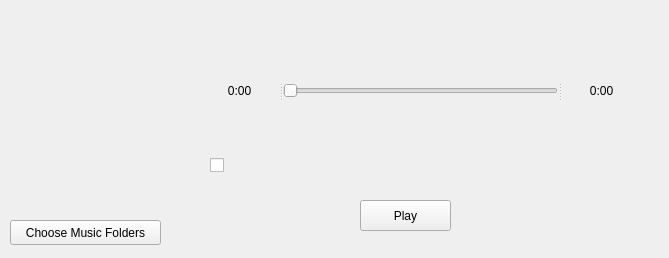
This is minipauzer.ui in linkthai/Pauzer as Qt 5 draws it before an edit. The edited form follows.
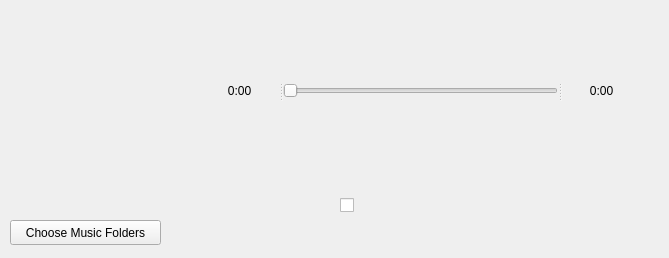
This is the edited form. Icons and pictures are not drawn. Custom widgets are drawn as their Qt base class.

Diff of the .ui file:
```diff
--- a/minipauzer.ui
+++ b/minipauzer.ui
@@ -13,19 +13,6 @@
   <property name="windowTitle">
    <string>MiniPauzer</string>
   </property>
-  <widget class="QPushButton" name="btn_Play">
-   <property name="geometry">
-    <rect>
-     <x>360</x>
-     <y>200</y>
-     <width>91</width>
-     <height>31</height>
-    </rect>
-   </property>
-   <property name="text">
-    <string>Play</string>
-   </property>
-  </widget>
   <widget class="QPushButton" name="btn_ChooseFolders">
    <property name="geometry">
     <rect>
@@ -39,15 +26,20 @@
     <string>Choose Music Folders</string>
    </property>
   </widget>
-  <widget class="QCheckBox" name="btn_play">
+  <widget class="QCheckBox" name="btn_Play">
    <property name="geometry">
     <rect>
-     <x>210</x>
-     <y>150</y>
+     <x>340</x>
+     <y>190</y>
      <width>31</width>
      <height>31</height>
     </rect>
    </property>
+   <property name="styleSheet">
+    <string notr="true">QCheckBox:enabled{
+ border-image: url(:/icons/play.svg) 4 4 4 4 stretch stretch;
+}</string>
+   </property>
    <property name="text">
     <string/>
    </property>
```
